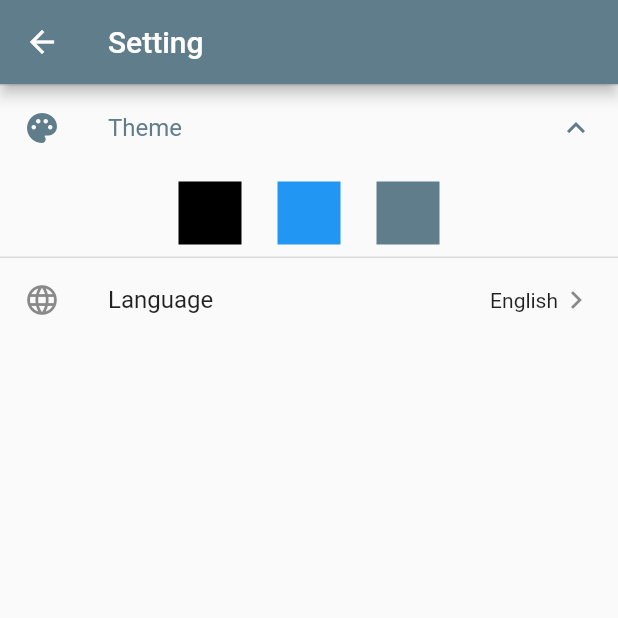
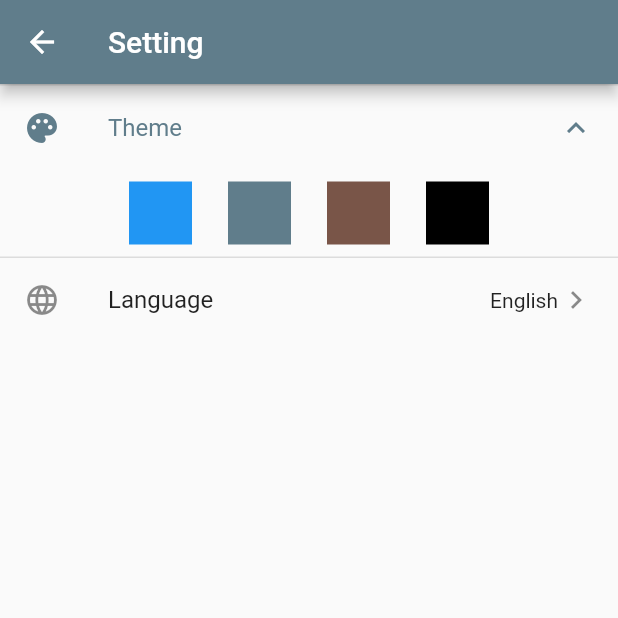
Before and after one commit to BbsonLin/gitme_reborn, a Flutter app: the SettingPage screen opened by its route, after a tap on "Theme", on a phone screen of 412 x 824 dp, the top half of it. Run offline on Flutter 3.47's test engine with Material 2 defaults, Android fonts, the light colour scheme and no system bars; our stand-ins replace badges, flutter_dotenv, flutter_progress_hud, fluttertoast, package_info, timeago; missing offline and left inert: github, hnpwa_client; generated files the repository leaves out were written again.

Commit message:
feat: Day 28 - 改變設定主題

```diff
--- a/lib/components/setting/theme_option.dart
+++ b/lib/components/setting/theme_option.dart
@@ -4,9 +4,11 @@ class ThemeOption extends StatelessWidget {
   const ThemeOption({
     Key key,
     this.color,
+    this.onPressed,
   }) : super(key: key);
 
   final Color color;
+  final Function onPressed;
 
   @override
   Widget build(BuildContext context) {
@@ -21,7 +23,7 @@ class ThemeOption extends StatelessWidget {
           ),
         ),
       ),
-      onTap: () {},
+      onTap: onPressed,
     );
   }
 }
--- /dev/null
+++ b/lib/constants/themes.dart
@@ -0,0 +1,33 @@
+import "package:flutter/material.dart";
+
+final BlueTheme = ThemeData(
+  primarySwatch: Colors.blue,
+  buttonTheme: ButtonThemeData(
+    buttonColor: Colors.blue,
+    textTheme: ButtonTextTheme.primary,
+  ),
+);
+
+final BlueGreyTheme = ThemeData(
+  primarySwatch: Colors.blueGrey,
+  buttonTheme: ButtonThemeData(
+    buttonColor: Colors.blueGrey,
+    textTheme: ButtonTextTheme.primary,
+  ),
+);
+
+final BrownTheme = ThemeData(
+  primarySwatch: Colors.brown,
+  buttonTheme: ButtonThemeData(
+    buttonColor: Colors.brown,
+    textTheme: ButtonTextTheme.primary,
+  ),
+);
+
+final BlackTheme = ThemeData(
+  primarySwatch: Colors.black,
+  buttonTheme: ButtonThemeData(
+    buttonColor: Colors.black,
+    textTheme: ButtonTextTheme.primary,
+  ),
+);
--- a/lib/pages/home.dart
+++ b/lib/pages/home.dart
@@ -66,9 +66,6 @@ class MainPage extends StatelessWidget {
             padding: EdgeInsets.zero,
             children: <Widget>[
               UserAccountsDrawerHeader(
-                decoration: BoxDecoration(
-                  color: Colors.blueGrey,
-                ),
                 accountName: Text(account.profile.login),
                 accountEmail: Text(account.profile.email),
                 currentAccountPicture: GestureDetector(
--- a/lib/pages/setting/setting.dart
+++ b/lib/pages/setting/setting.dart
@@ -1,9 +1,15 @@
 import "package:flutter/material.dart";
+import 'package:gitme_reborn/constants/themes.dart';
+import 'package:provider/provider.dart';
+
 import 'package:gitme_reborn/components/setting/theme_option.dart';
+import 'package:gitme_reborn/stores/setting.dart';
 
 class SettingPage extends StatelessWidget {
   @override
   Widget build(BuildContext context) {
+    var setting = Provider.of<SettingModel>(context);
+
     return Scaffold(
       appBar: AppBar(
         title: Text("Setting"),
@@ -17,9 +23,22 @@ class SettingPage extends StatelessWidget {
               Wrap(
                 spacing: 8.0,
                 children: <Widget>[
-                  ThemeOption(color: Colors.black),
-                  ThemeOption(color: Colors.blue),
-                  ThemeOption(color: Colors.blueGrey)
+                  ThemeOption(
+                    color: Colors.blue,
+                    onPressed: () => setting.changeTheme(BlueTheme),
+                  ),
+                  ThemeOption(
+                    color: Colors.blueGrey,
+                    onPressed: () => setting.changeTheme(BlueGreyTheme),
+                  ),
+                  ThemeOption(
+                    color: Colors.brown,
+                    onPressed: () => setting.changeTheme(BrownTheme),
+                  ),
+                  ThemeOption(
+                    color: Colors.black,
+                    onPressed: () => setting.changeTheme(BlackTheme),
+                  ),
                 ],
               )
             ],
--- /dev/null
+++ b/lib/stores/setting.dart
@@ -0,0 +1,15 @@
+import 'package:flutter/foundation.dart';
+import 'package:flutter/material.dart';
+
+import 'package:gitme_reborn/constants/themes.dart';
+
+class SettingModel extends ChangeNotifier {
+  ThemeData _themeData = BlueGreyTheme;
+
+  ThemeData get theme => _themeData;
+
+  changeTheme(themeData) {
+    _themeData = themeData;
+    notifyListeners();
+  }
+}
```
Also changed, not shown: lib/main.dart (+6 -8 lines).
